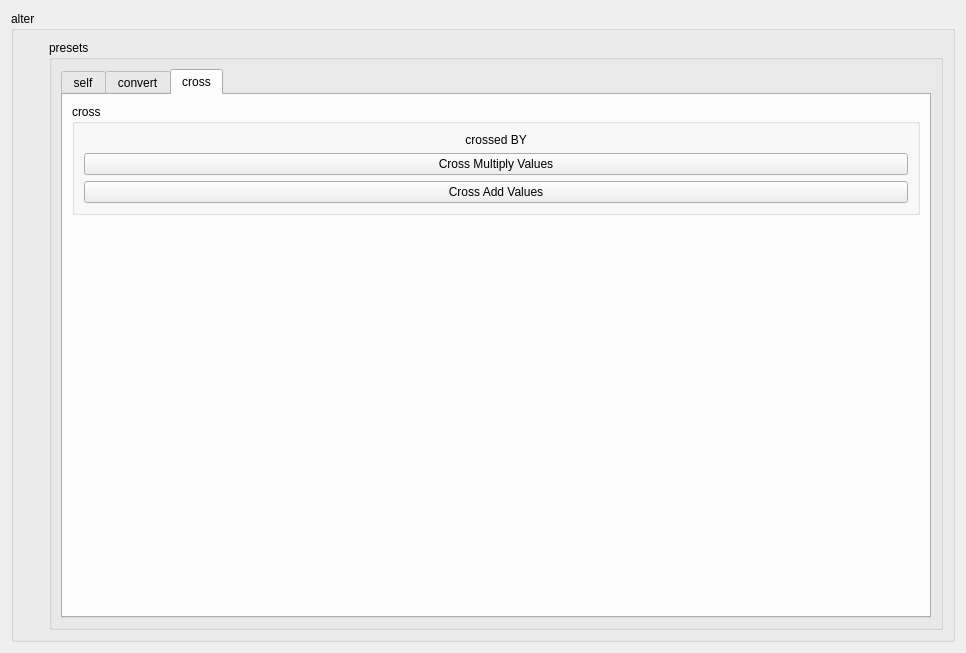
This is ui/alter.ui in Eve-ning/reamber as Qt 5 draws it before an edit. The edited form follows.
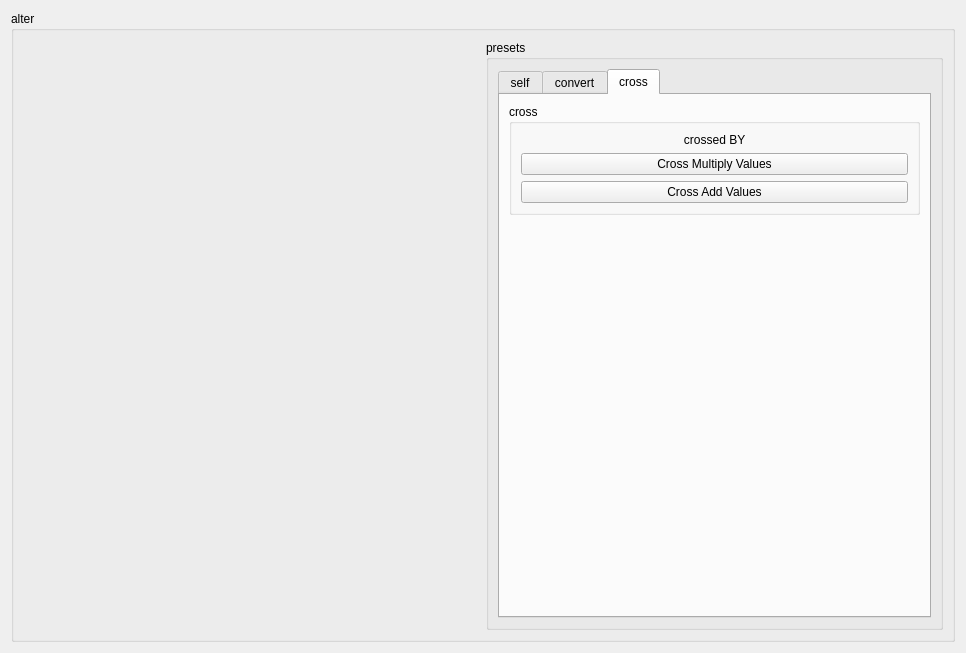
This is the edited form. The open tabs and pages were chosen to show the change. Custom widgets are drawn as their Qt base class.

Diff of the .ui file:
```diff
--- a/ui/alter.ui
+++ b/ui/alter.ui
@@ -23,7 +23,7 @@
       <item row="0" column="0">
        <widget class="InputTP" name="input" native="true">
         <property name="sizePolicy">
-         <sizepolicy hsizetype="Preferred" vsizetype="Preferred">
+         <sizepolicy hsizetype="Expanding" vsizetype="Preferred">
           <horstretch>0</horstretch>
           <verstretch>0</verstretch>
          </sizepolicy>
@@ -33,7 +33,7 @@
       <item row="1" column="0">
        <widget class="InputTP" name="inputCross" native="true">
         <property name="sizePolicy">
-         <sizepolicy hsizetype="Preferred" vsizetype="Preferred">
+         <sizepolicy hsizetype="Expanding" vsizetype="Preferred">
           <horstretch>0</horstretch>
           <verstretch>0</verstretch>
          </sizepolicy>
@@ -362,29 +362,10 @@
         </layout>
        </widget>
       </item>
-      <item row="3" column="0">
-       <spacer name="verticalSpacer">
-        <property name="sizePolicy">
-         <sizepolicy hsizetype="Preferred" vsizetype="Preferred">
-          <horstretch>0</horstretch>
-          <verstretch>0</verstretch>
-         </sizepolicy>
-        </property>
-        <property name="orientation">
-         <enum>Qt::Vertical</enum>
-        </property>
-        <property name="sizeHint" stdset="0">
-         <size>
-          <width>20</width>
-          <height>40</height>
-         </size>
-        </property>
-       </spacer>
-      </item>
       <item row="2" column="0">
        <widget class="OutputTP" name="output" native="true">
         <property name="sizePolicy">
-         <sizepolicy hsizetype="Preferred" vsizetype="Preferred">
+         <sizepolicy hsizetype="Expanding" vsizetype="Preferred">
           <horstretch>0</horstretch>
           <verstretch>0</verstretch>
          </sizepolicy>
```
Left out of the diff: 2 changed lines with no effect on the pictures.
